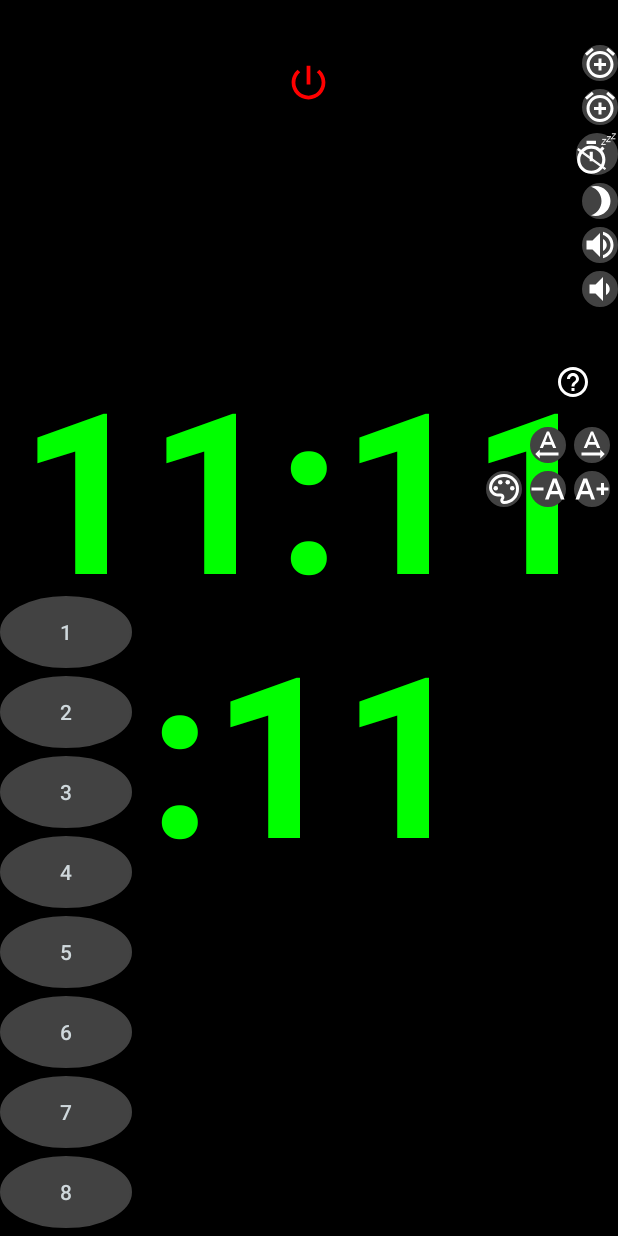
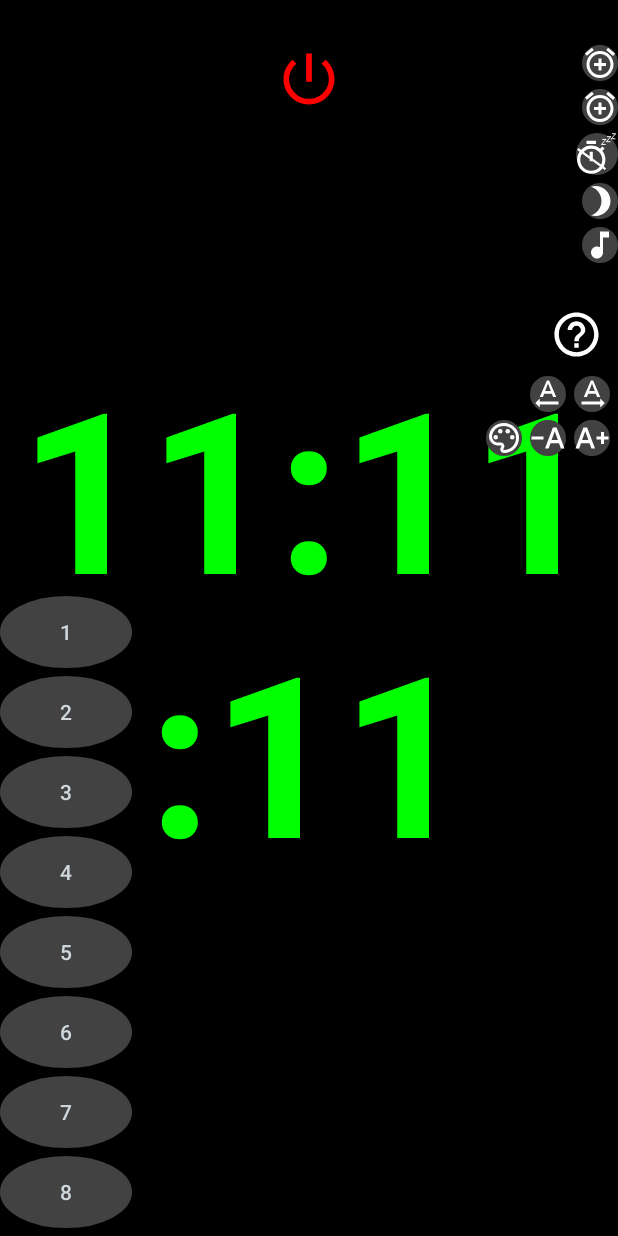
Before and after one commit to ciuc/InternetRadioClock, an Android app: the layout activity_main_portrait.xml on its own in the app's theme, with its tools: preview values and no code run, on a phone screen of 412 x 824 dp. Run offline under Robolectric (Android 15) with nearby library versions, the phone set to English and light mode, and no system bars.

Commit message:
Volume seekbar

```diff
--- a/InternetRadioClock/src/main/java/ro/antiprotv/radioclock/SleepManager.java
+++ b/InternetRadioClock/src/main/java/ro/antiprotv/radioclock/SleepManager.java
@@ -125,7 +125,6 @@ public class SleepManager {
   private void hideUiElements() {
     context.findViewById(R.id.ui_settings_panel).setVisibility(GONE);
     context.findViewById(R.id.night_mode_button).setVisibility(GONE);
-    context.findViewById(R.id.volumedown_button).setVisibility(GONE);
     context.findViewById(R.id.volumeup_button).setVisibility(GONE);
     context.findViewById(R.id.volume).setVisibility(GONE);
     context.findViewById(R.id.main_help_button).setVisibility(GONE);
@@ -134,7 +133,6 @@ public class SleepManager {
   private void showUiElements() {
     context.findViewById(R.id.ui_settings_panel).setVisibility(VISIBLE);
     context.findViewById(R.id.night_mode_button).setVisibility(VISIBLE);
-    context.findViewById(R.id.volumedown_button).setVisibility(VISIBLE);
     context.findViewById(R.id.volumeup_button).setVisibility(VISIBLE);
     context.findViewById(R.id.volume).setVisibility(VISIBLE);
     context.findViewById(R.id.main_help_button).setVisibility(VISIBLE);
--- /dev/null
+++ b/InternetRadioClock/src/main/res/drawable/baseline_volume_up_24.xml
@@ -0,0 +1,5 @@
+<vector xmlns:android="http://schemas.android.com/apk/res/android" android:autoMirrored="true" android:height="40dp" android:tint="#000000" android:viewportHeight="24" android:viewportWidth="24" android:width="40dp">
+
+    <path android:fillColor="@android:color/white" android:pathData="M3,9v6h4l5,5L12,4L7,9L3,9zM16.5,12c0,-1.77 -1.02,-3.29 -2.5,-4.03v8.05c1.48,-0.73 2.5,-2.25 2.5,-4.02zM14,3.23v2.06c2.89,0.86 5,3.54 5,6.71s-2.11,5.85 -5,6.71v2.06c4.01,-0.91 7,-4.49 7,-8.77s-2.99,-7.86 -7,-8.77z"/>
+
+</vector>
--- a/InternetRadioClock/src/main/res/drawable/ic_baseline_on_off_white_24.xml
+++ b/InternetRadioClock/src/main/res/drawable/ic_baseline_on_off_white_24.xml
@@ -1,5 +1,5 @@
-<vector android:height="30dp" android:tint="#FF0000"
+<vector android:height="45dp" android:tint="#FF0000"
     android:viewportHeight="24" android:viewportWidth="24"
-    android:width="30dp" xmlns:android="http://schemas.android.com/apk/res/android">
+    android:width="45dp" xmlns:android="http://schemas.android.com/apk/res/android">
     <path android:fillColor="@android:color/white" android:pathData="M13,3h-2v10h2L13,3zM17.83,5.17l-1.42,1.42C17.99,7.86 19,9.81 19,12c0,3.87 -3.13,7 -7,7s-7,-3.13 -7,-7c0,-2.19 1.01,-4.14 2.58,-5.42L6.17,5.17C4.23,6.82 3,9.26 3,12c0,4.97 4.03,9 9,9s9,-4.03 9,-9c0,-2.74 -1.23,-5.18 -3.17,-6.83z"/>
 </vector>
--- a/InternetRadioClock/src/main/res/drawable/ic_help_outline_white_24dp.xml
+++ b/InternetRadioClock/src/main/res/drawable/ic_help_outline_white_24dp.xml
@@ -1,6 +1,6 @@
 <vector xmlns:android="http://schemas.android.com/apk/res/android"
-        android:width="24dp"
-        android:height="24dp"
+        android:width="35dp"
+        android:height="35dp"
         android:viewportWidth="24.0"
         android:viewportHeight="24.0">
     <path
--- /dev/null
+++ b/InternetRadioClock/src/main/res/drawable/ic_volume_dialog_24dp.xml
@@ -0,0 +1,5 @@
+<vector xmlns:android="http://schemas.android.com/apk/res/android" android:height="24dp" android:tint="#FFFFFF" android:viewportHeight="24" android:viewportWidth="24" android:width="24dp">
+
+    <path android:fillColor="@android:color/white" android:pathData="M12,3v10.55c-0.59,-0.34 -1.27,-0.55 -2,-0.55 -2.21,0 -4,1.79 -4,4s1.79,4 4,4 4,-1.79 4,-4V7h4V3h-6z"/>
+
+</vector>
--- a/InternetRadioClock/src/main/res/drawable/ic_volume_down_24dp.xml
+++ /dev/null
@@ -1,5 +0,0 @@
-<vector android:height="24dp" android:tint="#FFFFFF"
-    android:viewportHeight="24.0" android:viewportWidth="24.0"
-    android:width="24dp" xmlns:android="http://schemas.android.com/apk/res/android">
-    <path android:fillColor="#FF000000" android:pathData="M18.5,12c0,-1.77 -1.02,-3.29 -2.5,-4.03v8.05c1.48,-0.73 2.5,-2.25 2.5,-4.02zM5,9v6h4l5,5V4L9,9H5z"/>
-</vector>
--- a/InternetRadioClock/src/main/res/drawable/ic_volume_mute_24dp.xml
+++ /dev/null
@@ -1,5 +0,0 @@
-<vector android:height="24dp" android:tint="#FFFFFF"
-    android:viewportHeight="24.0" android:viewportWidth="24.0"
-    android:width="24dp" xmlns:android="http://schemas.android.com/apk/res/android">
-    <path android:fillColor="#FF000000" android:pathData="M7,9v6h4l5,5V4l-5,5H7z"/>
-</vector>
--- a/InternetRadioClock/src/main/res/drawable/ic_volume_up_24dp.xml
+++ /dev/null
@@ -1,5 +0,0 @@
-<vector android:height="24dp" android:tint="#FFFFFF"
-    android:viewportHeight="24.0" android:viewportWidth="24.0"
-    android:width="24dp" xmlns:android="http://schemas.android.com/apk/res/android">
-    <path android:fillColor="#FF000000" android:pathData="M3,9v6h4l5,5L12,4L7,9L3,9zM16.5,12c0,-1.77 -1.02,-3.29 -2.5,-4.03v8.05c1.48,-0.73 2.5,-2.25 2.5,-4.02zM14,3.23v2.06c2.89,0.86 5,3.54 5,6.71s-2.11,5.85 -5,6.71v2.06c4.01,-0.91 7,-4.49 7,-8.77s-2.99,-7.86 -7,-8.77z"/>
-</vector>
--- a/InternetRadioClock/src/main/res/layout/activity_main_portrait.xml
+++ b/InternetRadioClock/src/main/res/layout/activity_main_portrait.xml
@@ -56,8 +56,8 @@
         <ImageButton
             android:id="@+id/on_off_button"
             style="?metaButtonBarButtonStyle"
-            android:layout_width="50dp"
-            android:layout_height="50dp"
+            android:layout_width="45dp"
+            android:layout_height="45dp"
             android:layout_centerHorizontal="true"
             android:background="@android:color/transparent"
             android:clickable="false"
@@ -241,21 +241,10 @@
             android:layout_below="@id/night_mode_button"
             android:layout_alignParentEnd="true"
             android:clickable="false"
-            app:srcCompat="@drawable/ic_volume_up_24dp"
+            app:srcCompat="@drawable/ic_volume_dialog_24dp"
             android:background="@drawable/memory"
             android:textColor="@color/button.color.off" />
-        <ImageButton
-            android:id="@+id/volumedown_button"
-            style="?metaButtonBarButtonStyle"
-            android:layout_width="wrap_content"
-            android:layout_height="wrap_content"
-            android:layout_marginBottom="5dp"
-            android:layout_alignParentEnd="true"
-            android:layout_below="@id/volumeup_button"
-            android:clickable="false"
-            app:srcCompat="@drawable/ic_volume_down_24dp"
-            android:background="@drawable/memory"
-            android:textColor="@color/button.color.off" />
+
         <TextView
             android:id="@+id/volume"
             android:layout_width="wrap_content"
@@ -265,7 +254,7 @@
             android:textColor="@color/button.color.off"
             android:textSize="10sp"
             android:layout_marginBottom="5dp"
-            android:layout_below="@+id/volumedown_button"/>
+            android:layout_below="@+id/volumeup_button"/>
         <ImageButton
             android:id="@+id/main_help_button"
             style="?metaButtonBarButtonStyle"
@@ -276,8 +265,8 @@
             android:textColor="@color/button.color.off"
             android:layout_alignParentEnd="true"
             android:layout_below="@id/volume"
-            android:layout_width="50dp"
-            android:layout_height="50dp"/>
+            android:layout_width="45dp"
+            android:layout_height="45dp"/>
         <RelativeLayout
             android:id="@+id/ui_settings_panel"
             android:layout_width="match_parent"
```
Also changed, not shown: InternetRadioClock/src/main/java/ro/antiprotv/radioclock/service/VolumeManager.java (+48 -53 lines), InternetRadioClock/src/main/res/layout/activity_main.xml (+8 -18 lines), InternetRadioClock/src/main/res/layout/activity_main_reverse.xml (+6 -19 lines), InternetRadioClock/src/main/res/layout/dialog_volume.xml (added, +43 -0 lines), InternetRadioClock/src/main/res/drawable/scrubber_control_focused_holo.png (added), InternetRadioClock/src/main/res/drawable/scrubber_control_normal_holo.png (added).
